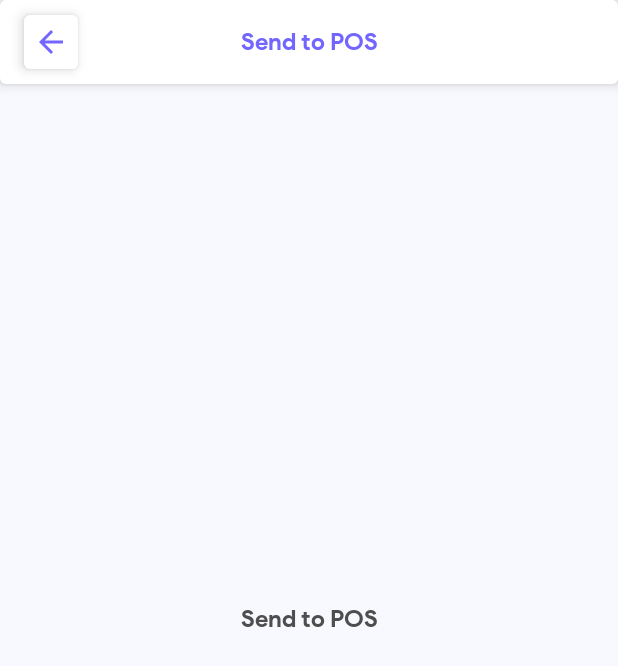
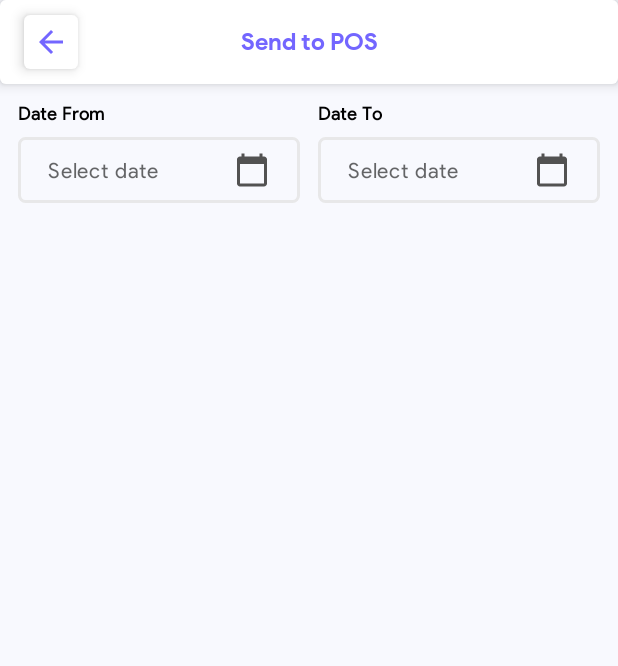
Before and after one commit to pravinkakde003/SMART, an Android app: the fragment SendToPosFragment placed in its activity, on a phone screen of 412 x 824 dp. Shown: the top 666 px of the screen. Run offline under Robolectric (Android 15) with nearby library versions, the phone set to English and light mode, and no system bars; our stand-ins replace Dagger/Hilt's generated code; 1 statement that could not run was skipped.

Commit message:
Added Custom Date picker View

```diff
--- a/app/src/main/java/com/user/smart/utils/CustomProgressDialog.kt
+++ b/app/src/main/java/com/user/smart/utils/CustomProgressDialog.kt
@@ -5,7 +5,6 @@ import android.app.Dialog
 import android.content.Context
 import android.graphics.Color
 import android.graphics.drawable.ColorDrawable
-import androidx.fragment.app.FragmentActivity
 import com.google.android.material.progressindicator.CircularProgressIndicator
 import com.google.android.material.textview.MaterialTextView
 import com.user.smart.R
--- a/app/src/main/java/com/user/smart/views/fragments/SendToPosFragment.kt
+++ b/app/src/main/java/com/user/smart/views/fragments/SendToPosFragment.kt
@@ -1,6 +1,7 @@
 package com.user.smart.views.fragments
 
 import android.os.Bundle
+import android.util.Log
 import android.view.LayoutInflater
 import android.view.View
 import android.view.ViewGroup
@@ -32,11 +33,14 @@ class SendToPosFragment : Fragment() {
         binding.toolbar.profileImage.setImageDrawable(
             ContextCompat.getDrawable(
                 requireContext(),
-                R.drawable.ic_baseline_arrow_back_24 // Drawable
+                R.drawable.ic_baseline_arrow_back_24
             )
         )
         binding.toolbar.imageViewProfile.setOnClickListener {
             requireActivity().onBackPressed()
+            if (binding.dateSelectorView.getStartDate().isNullOrEmpty()) {
+                Log.e("TAGG", "EMPTY DATE")
+            }
         }
         binding.toolbar.txtDashboardTitle.text = resources.getString(R.string.send_to_pos)
         binding.toolbar.toolbarParentCardView.elevation = 8f
--- a/app/src/main/res/layout/date_range_view_layout.xml
+++ b/app/src/main/res/layout/date_range_view_layout.xml
@@ -1,7 +1,7 @@
 <?xml version="1.0" encoding="utf-8"?>
 <androidx.constraintlayout.widget.ConstraintLayout xmlns:android="http://schemas.android.com/apk/res/android"
     xmlns:app="http://schemas.android.com/apk/res-auto"
-    android:id="@+id/dddd"
+    android:id="@+id/dateSelectorView"
     android:layout_width="match_parent"
     android:layout_height="wrap_content"
     android:padding="12dp"
@@ -39,7 +39,7 @@
             style="@style/AppSmallTextStyle"
             android:layout_width="wrap_content"
             android:layout_height="wrap_content"
-            android:text="Jul 15 2022"
+            android:hint="@string/select_date"
             android:textColor="@color/grey_variant5"
             app:layout_constraintBottom_toBottomOf="parent"
             app:layout_constraintStart_toStartOf="parent"
@@ -88,7 +88,7 @@
             style="@style/AppSmallTextStyle"
             android:layout_width="wrap_content"
             android:layout_height="wrap_content"
-            android:text="Jul 15 2022"
+            android:hint="@string/select_date"
             android:textColor="@color/grey_variant5"
             app:layout_constraintBottom_toBottomOf="parent"
             app:layout_constraintStart_toStartOf="parent"
--- a/app/src/main/res/layout/fragment_send_to_pos.xml
+++ b/app/src/main/res/layout/fragment_send_to_pos.xml
@@ -8,18 +8,17 @@
     <include
         android:id="@+id/toolbar"
         layout="@layout/toolbar_layout"
+        android:layout_width="match_parent"
+        android:layout_height="wrap_content"
         app:layout_constraintEnd_toEndOf="parent"
         app:layout_constraintStart_toStartOf="parent"
         app:layout_constraintTop_toTopOf="parent" />
 
-    <TextView
-        android:id="@+id/textView"
-        style="@style/OnBoardingDescriptionTextStyle"
-        android:layout_width="wrap_content"
-        android:layout_height="wrap_content"
-        android:text="@string/send_to_pos"
+    <com.user.smart.utils.StartDateEndDateView
+        android:id="@+id/dateSelectorView"
+        android:layout_width="match_parent"
+        android:layout_height="0dp"
         app:layout_constraintBottom_toBottomOf="parent"
-        app:layout_constraintEnd_toEndOf="parent"
-        app:layout_constraintStart_toStartOf="parent"
-        app:layout_constraintTop_toTopOf="parent" />
+        app:layout_constraintTop_toBottomOf="@id/toolbar" />
+
 </androidx.constraintlayout.widget.ConstraintLayout>
--- a/app/src/main/res/values/strings.xml
+++ b/app/src/main/res/values/strings.xml
@@ -72,6 +72,7 @@
 
     <string name="date_from">Date From</string>
     <string name="date_to">Date To</string>
+    <string name="select_date">Select date</string>
 
 
 </resources>
```
Also changed, not shown: app/src/main/java/com/user/smart/repository/LoginRepository.kt (+26 -3 lines), app/src/main/java/com/user/smart/utils/DateRangeView.kt (deleted, +0 -7 lines), app/src/main/java/com/user/smart/utils/StartDateEndDateView.kt (added, +63 -0 lines).
